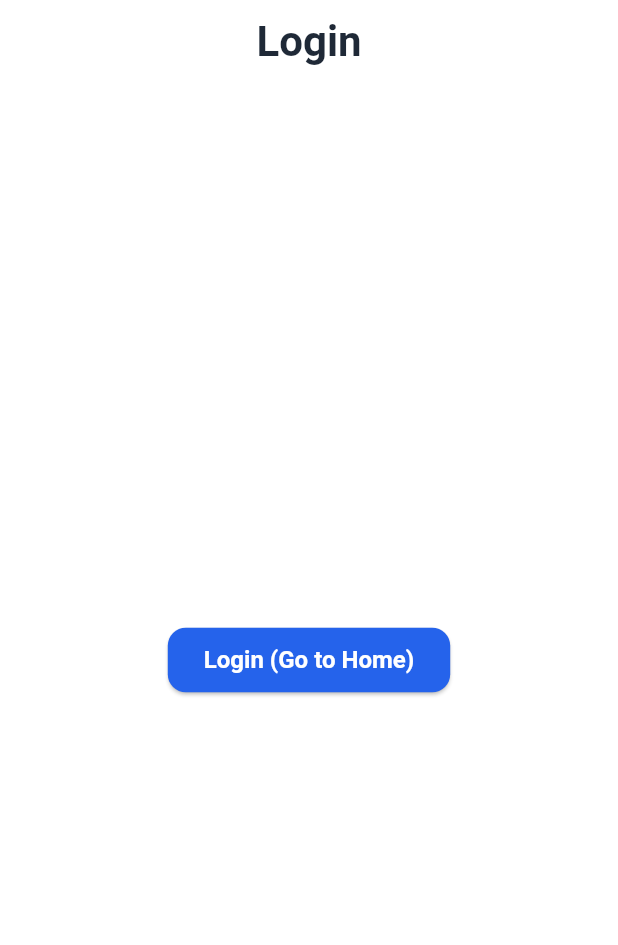
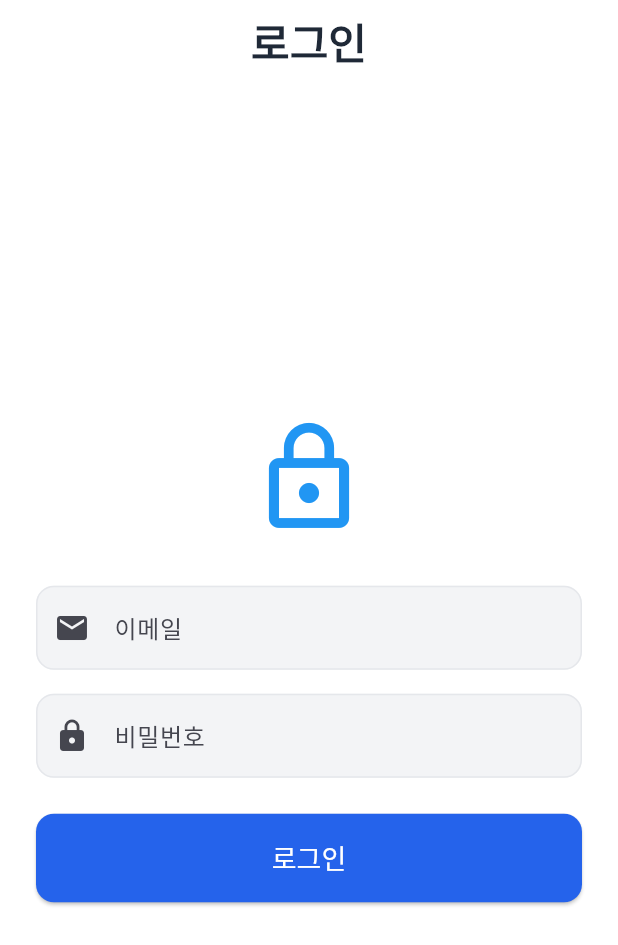
Before and after one commit to Bangc121/wac, a Flutter app: the screen it shows after launch, on a phone screen of 412 x 824 dp. Shown: the top 945 px of the screen. Run offline on Flutter 3.47's test engine with Material 3 defaults, Android fonts, the light colour scheme and no system bars; our stand-ins replace dio, flutter_riverpod, go_router.

Commit message:
feat: 로그인 페이지

```diff
--- a/lib/core/router/app_router.dart
+++ b/lib/core/router/app_router.dart
@@ -1,45 +1,8 @@
-import 'package:flutter/material.dart';
 import 'package:go_router/go_router.dart';
 import 'package:flutter_riverpod/flutter_riverpod.dart';
 import '../../features/splash/presentation/screens/splash_screen.dart';
-
-// Temporary Login Screen for testing routing
-class LoginScreen extends StatelessWidget {
-  const LoginScreen({super.key});
-
-  @override
-  Widget build(BuildContext context) {
-    return Scaffold(
-      appBar: AppBar(title: const Text('Login')),
-      body: Center(
-        child: ElevatedButton(
-          onPressed: () => context.go('/'),
-          child: const Text('Login (Go to Home)'),
-        ),
-      ),
-    );
-  }
-}
-
-// Simple Home Screen for testing routing
-class HomeScreen extends StatelessWidget {
-  const HomeScreen({super.key});
-
-  @override
-  Widget build(BuildContext context) {
-    return Scaffold(
-      appBar: AppBar(title: const Text('Home')),
-      body: Center(
-        child: Column(
-          mainAxisAlignment: MainAxisAlignment.center,
-          children: [
-            const Text('Welcome to WAC'),
-          ],
-        ),
-      ),
-    );
-  }
-}
+import '../../features/auth/presentation/screens/login_screen.dart';
+import '../../features/home/presentation/screens/home_screen.dart';
 
 final routerProvider = Provider<GoRouter>((ref) {
   return GoRouter(
@@ -49,14 +12,8 @@ final routerProvider = Provider<GoRouter>((ref) {
         path: '/splash',
         builder: (context, state) => const SplashScreen(),
       ),
-      GoRoute(
-        path: '/login',
-        builder: (context, state) => const LoginScreen(),
-      ),
-      GoRoute(
-        path: '/',
-        builder: (context, state) => const HomeScreen(),
-      ),
+      GoRoute(path: '/login', builder: (context, state) => const LoginScreen()),
+      GoRoute(path: '/', builder: (context, state) => const HomeScreen()),
     ],
   );
 });
--- /dev/null
+++ b/lib/features/auth/presentation/screens/login_screen.dart
@@ -0,0 +1,98 @@
+import 'package:flutter/material.dart';
+import 'package:go_router/go_router.dart';
+
+class LoginScreen extends StatefulWidget {
+  const LoginScreen({super.key});
+
+  @override
+  State<LoginScreen> createState() => _LoginScreenState();
+}
+
+class _LoginScreenState extends State<LoginScreen> {
+  final _formKey = GlobalKey<FormState>();
+  final _emailController = TextEditingController();
+  final _passwordController = TextEditingController();
+
+  @override
+  void dispose() {
+    _emailController.dispose();
+    _passwordController.dispose();
+    super.dispose();
+  }
+
+  void _login() {
+    if (_formKey.currentState!.validate()) {
+      // TODO: Implement actual login logic via provider
+      context.go('/');
+    }
+  }
+
+  @override
+  Widget build(BuildContext context) {
+    return Scaffold(
+      appBar: AppBar(title: const Text('로그인')),
+      body: Center(
+        child: SingleChildScrollView(
+          padding: const EdgeInsets.all(24.0),
+          child: Form(
+            key: _formKey,
+            child: Column(
+              mainAxisAlignment: MainAxisAlignment.center,
+              crossAxisAlignment: CrossAxisAlignment.stretch,
+              children: [
+                const Icon(Icons.lock_outline, size: 80, color: Colors.blue),
+                const SizedBox(height: 32),
+                TextFormField(
+                  controller: _emailController,
+                  decoration: const InputDecoration(
+                    labelText: '이메일',
+                    border: OutlineInputBorder(),
+                    prefixIcon: Icon(Icons.email),
+                  ),
+                  keyboardType: TextInputType.emailAddress,
+                  validator: (value) {
+                    if (value == null || value.isEmpty) {
+                      return '이메일을 입력해주세요';
+                    }
+                    if (!value.contains('@')) {
+                      return '유효한 이메일 형식이 아닙니다';
+                    }
+                    return null;
+                  },
+                ),
+                const SizedBox(height: 16),
+                TextFormField(
+                  controller: _passwordController,
+                  decoration: const InputDecoration(
+                    labelText: '비밀번호',
+                    border: OutlineInputBorder(),
+                    prefixIcon: Icon(Icons.lock),
+                  ),
+                  obscureText: true,
+                  validator: (value) {
+                    if (value == null || value.isEmpty) {
+                      return '비밀번호를 입력해주세요';
+                    }
+                    if (value.length < 6) {
+                      return '비밀번호는 6자 이상이어야 합니다';
+                    }
+                    return null;
+                  },
+                ),
+                const SizedBox(height: 24),
+                ElevatedButton(
+                  onPressed: _login,
+                  style: ElevatedButton.styleFrom(
+                    padding: const EdgeInsets.symmetric(vertical: 16),
+                    textStyle: const TextStyle(fontSize: 18),
+                  ),
+                  child: const Text('로그인'),
+                ),
+              ],
+            ),
+          ),
+        ),
+      ),
+    );
+  }
+}
--- a/lib/features/splash/presentation/screens/splash_screen.dart
+++ b/lib/features/splash/presentation/screens/splash_screen.dart
@@ -50,10 +50,7 @@ class _SplashScreenState extends ConsumerState<SplashScreen> {
               color: Theme.of(context).primaryColor,
             ),
             const SizedBox(height: 24),
-            const Text(
-              'WAC Project',
-              style: AppTextStyles.displayMedium,
-            ),
+            const Text('WAC 프로젝트', style: AppTextStyles.displayMedium),
             const SizedBox(height: 48),
             // Loading Indicator
             const CircularProgressIndicator(),
--- a/lib/main.dart
+++ b/lib/main.dart
@@ -4,11 +4,7 @@ import 'core/router/app_router.dart';
 import 'core/theme/app_theme.dart';
 
 void main() {
-  runApp(
-    const ProviderScope(
-      child: MyApp(),
-    ),
-  );
+  runApp(const ProviderScope(child: MyApp()));
 }
 
 class MyApp extends ConsumerWidget {
@@ -19,7 +15,7 @@ class MyApp extends ConsumerWidget {
     final goRouter = ref.watch(routerProvider);
 
     return MaterialApp.router(
-      title: 'WAC Project',
+      title: 'WAC 프로젝트',
       theme: AppTheme.lightTheme,
       darkTheme: AppTheme.darkTheme,
       routerConfig: goRouter,
--- a/pubspec.yaml
+++ b/pubspec.yaml
@@ -19,7 +19,7 @@ publish_to: 'none' # Remove this line if you wish to publish to pub.dev
 version: 1.0.0+1
 
 environment:
-  sdk: ^3.9.0
+  sdk: '>=3.8.1 <4.0.0'
 
 # Dependencies specify other packages that your package needs in order to work.
 # To automatically upgrade your package dependencies to the latest versions
```
Also changed, not shown: lib/features/home/presentation/screens/home_screen.dart (added, +18 -0 lines), pubspec.lock.
